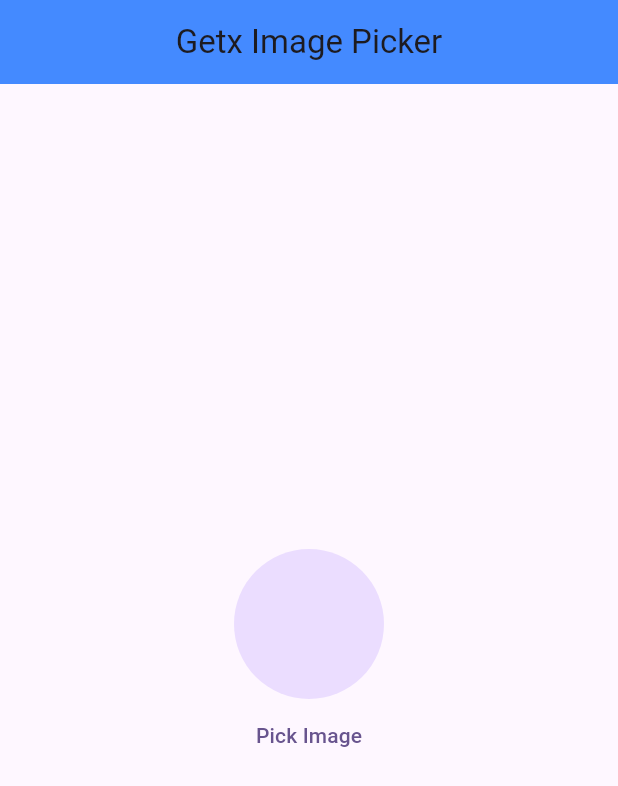
After one commit to sabin79/Get-X, a Flutter app: the screen it shows after launch, after a tap on "Pick Image", on a phone screen of 412 x 824 dp. The commit adds this screen. Shown: the top 786 px of the screen. Run offline on Flutter 3.47's test engine with Material 3 defaults, Android fonts, the phone set to English and light mode, and no system bars; our stand-ins replace get, image_picker; missing offline and left inert: dart:ffi.

Commit message:
Image picker from camera with getx

```diff
--- /dev/null
+++ b/lib/image_picker/Image_picker.dart
@@ -0,0 +1,49 @@
+import 'dart:io';
+
+import 'package:example_app_getx/image_picker/image_picker_controller.dart';
+import 'package:flutter/material.dart';
+import 'package:get/get.dart';
+
+class ImagePickerScreen extends StatefulWidget {
+  const ImagePickerScreen({super.key});
+
+  @override
+  State<ImagePickerScreen> createState() => _ImagePickerScreenState();
+}
+
+class _ImagePickerScreenState extends State<ImagePickerScreen> {
+  ImagePickerController controller = Get.put(ImagePickerController());
+  @override
+  void initState() {
+    super.initState();
+  }
+
+  @override
+  Widget build(BuildContext context) {
+    return Scaffold(
+        appBar: AppBar(
+          title: const Text("Getx Image Picker"),
+          centerTitle: true,
+          backgroundColor: Colors.blueAccent,
+        ),
+        body: Obx(() {
+          return Column(
+            mainAxisAlignment: MainAxisAlignment.center,
+            children: [
+              Center(
+                child: CircleAvatar(
+                    radius: 50,
+                    backgroundImage: controller.imagePath.isNotEmpty
+                        ? FileImage(File(controller.imagePath.toString()))
+                        : null),
+              ),
+              TextButton(
+                  onPressed: () {
+                    controller.getImage();
+                  },
+                  child: const Text("Pick Image")),
+            ],
+          );
+        }));
+  }
+}
--- /dev/null
+++ b/lib/image_picker/image_picker_controller.dart
@@ -0,0 +1,18 @@
+// import 'dart:html';
+
+import 'package:get/get.dart';
+import 'package:image_picker/image_picker.dart';
+
+class ImagePickerController extends GetxController {
+  RxString imagePath = ''.obs;
+
+  Future getImage() async {
+    final ImagePicker picker = ImagePicker();
+    final image = await picker.pickImage(source: ImageSource.camera);
+    //final image = await picker.pickImage(source: ImageSource.gallery);
+
+    if (image != null) {
+      imagePath.value = image.path.toString();
+    }
+  }
+}
--- a/lib/main.dart
+++ b/lib/main.dart
@@ -3,6 +3,7 @@
 import 'package:example_app_getx/ScreenTwo.dart';
 import 'package:example_app_getx/example_two/Example_two_Screen.dart';
 import 'package:example_app_getx/homeScreen.dart';
+import 'package:example_app_getx/image_picker/Image_picker.dart';
 import 'package:example_app_getx/language_change/language_page.dart';
 import 'package:example_app_getx/language_change/languages.dart';
 import 'package:example_app_getx/mark_favourite/favourite_screen.dart';
@@ -32,7 +33,7 @@
         useMaterial3: true,
       ),
       debugShowCheckedModeBanner: false,
-      home: const FavouriteScreen(),
+      home: const ImagePickerScreen(),
       // getPages: [
       //   GetPage(name: '/navigator', page: () => const NavigatorScreen()),
       //   GetPage(name: '/screenOne', page: () => ScreenOne()),
--- a/pubspec.yaml
+++ b/pubspec.yaml
@@ -36,6 +36,7 @@
   # Use with the CupertinoIcons class for iOS style icons.
   cupertino_icons: ^1.0.2
   get: ^4.6.6
+  image_picker:
 
 dev_dependencies:
   flutter_test:
```
Also changed, not shown: pubspec.lock, 6 other files.
